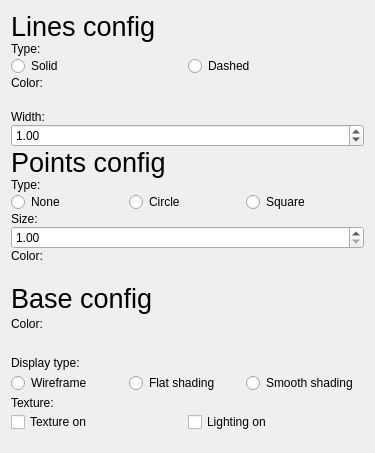
The window that src/widgets/UI/Object3DConfigView.ui (DisonGo/s21_3DViewer) describes before a commit, drawn with Qt 5.
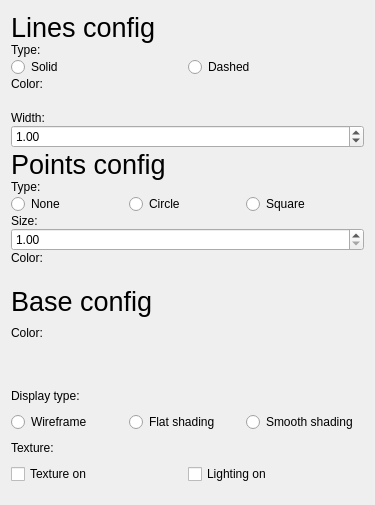
The same window after the commit. Custom widgets are drawn as their Qt base class.

The edit to the form file:
```diff
--- a/src/widgets/UI/Object3DConfigView.ui
+++ b/src/widgets/UI/Object3DConfigView.ui
@@ -7,7 +7,7 @@
     <x>0</x>
     <y>0</y>
     <width>375</width>
-    <height>453</height>
+    <height>505</height>
    </rect>
   </property>
   <property name="windowTitle">
@@ -128,6 +128,9 @@
        </item>
        <item>
         <widget class="QDoubleSpinBox" name="LineWidthSB">
+         <property name="decimals">
+          <number>2</number>
+         </property>
          <property name="minimum">
           <double>0.000000000000000</double>
          </property>
```
